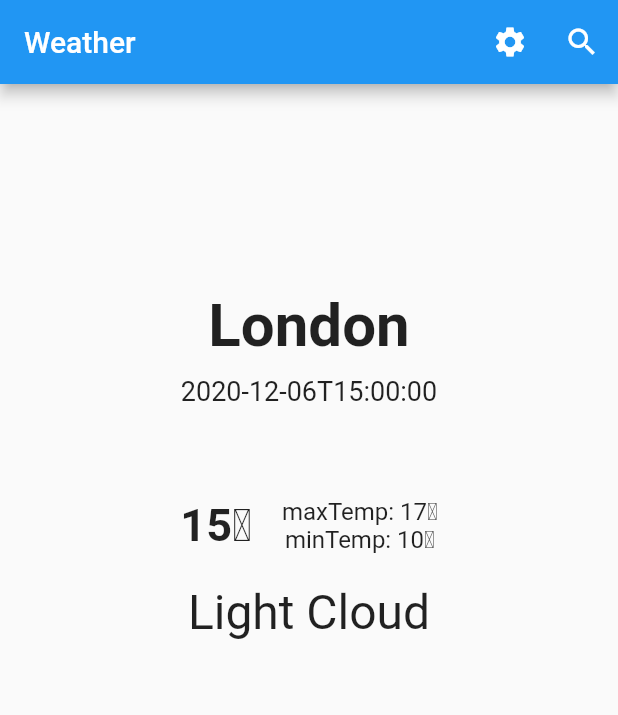
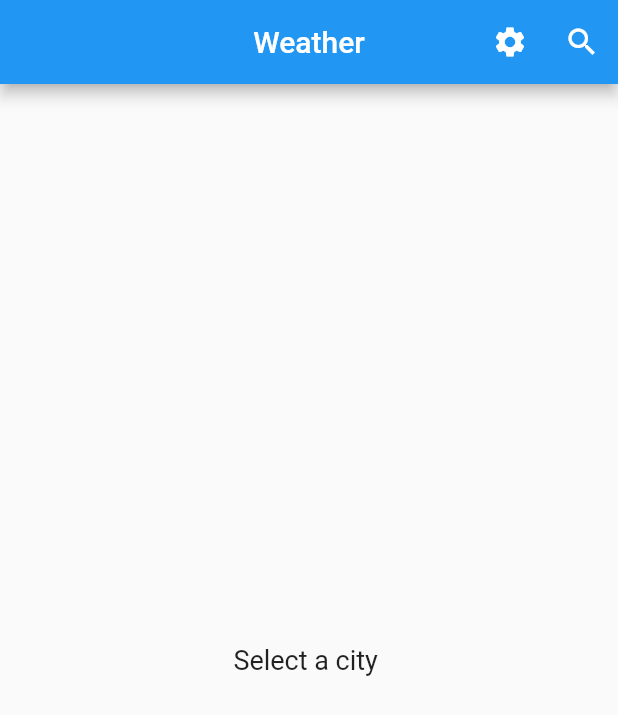
Before and after one commit to kicok/cubit_and_bloc6__simplified_weather_app, a Flutter app: the screen it shows after launch, on a phone screen of 412 x 824 dp. Shown: the top 715 px of the screen. Run offline on Flutter 3.47's test engine with Material 2 defaults, Android fonts, the phone set to English and light mode, and no system bars; our stand-ins replace equatable, flutter_bloc.

Commit message:
Applying Weather Cubit to UI

```diff
--- /dev/null
+++ b/flutter_weather_cubit6/lib/cubits/weather_cubit.dart
@@ -0,0 +1,61 @@
+import 'package:equatable/equatable.dart';
+import 'package:flutter_bloc/flutter_bloc.dart';
+
+import '../repositories/weather_repository.dart';
+import '../models/weather.dart';
+
+class WeatherState extends Equatable {
+  final bool loading;
+  final Weather weather;
+  final String error;
+
+  WeatherState({
+    this.loading,
+    this.weather,
+    this.error,
+  });
+
+  // Immutable 을 위한 JS의 Spread Operator와 비슷한
+  // 아래와 같은 방식으로 Immutable 을 유지하기 때문에 time travel debugging이 가능
+  WeatherState copyWith({
+    bool loading,
+    Weather weather,
+    String error,
+  }) {
+    return WeatherState(
+      loading: loading ?? this.loading,
+      weather: weather ?? this.weather,
+      error: error ?? this.error,
+    );
+  }
+
+  @override
+  List<Object> get props => [loading, weather, error];
+}
+
+class WeatherCubit extends Cubit<WeatherState> {
+  final WeatherRepository weatherRepository;
+
+  static WeatherState initialWeatherState = WeatherState();
+  WeatherCubit({this.weatherRepository}) : super(initialWeatherState);
+
+  void fetchWeather(String city) async {
+    emit(state.copyWith(loading: true));
+
+    try {
+      final Weather weather = await weatherRepository.getWeather(city);
+      print('weather in WeatherCubit : ${weather.toJson()}');
+
+      emit(state.copyWith(
+        loading: false,
+        weather: weather,
+        error: null,
+      ));
+    } catch (_) {
+      emit(state.copyWith(
+        loading: false,
+        error: 'Can not fetch the weather of the $city',
+      ));
+    }
+  }
+}
--- a/flutter_weather_cubit6/lib/main.dart
+++ b/flutter_weather_cubit6/lib/main.dart
@@ -1,21 +1,45 @@
 import 'package:flutter/material.dart';
+import 'package:flutter_bloc/flutter_bloc.dart';
+import 'package:flutter_weather_cubit6/cubits/weather_cubit.dart';
+import 'package:flutter_weather_cubit6/repositories/weather_api_client.dart';
+import 'package:flutter_weather_cubit6/repositories/weather_repository.dart';
+import 'package:http/http.dart' as http;
 
+import 'simple_cubit_observer.dart';
 import 'pages/home_page.dart';
 
 void main() {
-  runApp(MyApp());
+  Bloc.observer = SimpleCubitObserver();
+  final WeatherRepository weatherRepository = WeatherRepository(
+    weatherApiClient: WeatherApiClient(
+      httpClient: http.Client(),
+    ),
+  );
+  runApp(MyApp(weatherRepository: weatherRepository));
 }
 
 class MyApp extends StatelessWidget {
+  final WeatherRepository weatherRepository;
+
+  const MyApp({Key key, this.weatherRepository}) : super(key: key);
+
   @override
   Widget build(BuildContext context) {
-    return MaterialApp(
-      title: 'Flutter Demo',
-      theme: ThemeData(
-        primarySwatch: Colors.blue,
-        visualDensity: VisualDensity.adaptivePlatformDensity,
+    return MultiBlocProvider(
+      providers: [
+        BlocProvider<WeatherCubit>(
+          create: (context) =>
+              WeatherCubit(weatherRepository: weatherRepository),
+        ),
+      ],
+      child: MaterialApp(
+        title: 'Flutter Demo',
+        theme: ThemeData(
+          primarySwatch: Colors.blue,
+          visualDensity: VisualDensity.adaptivePlatformDensity,
+        ),
+        home: HomePage(),
       ),
-      home: HomePage(),
     );
   }
 }
--- a/flutter_weather_cubit6/lib/pages/home_page.dart
+++ b/flutter_weather_cubit6/lib/pages/home_page.dart
@@ -1,4 +1,7 @@
 import 'package:flutter/material.dart';
+import 'package:flutter_bloc/flutter_bloc.dart';
+import 'package:flutter_weather_cubit6/cubits/weather_cubit.dart';
+import 'package:flutter_weather_cubit6/models/weather.dart';
 import 'package:http/http.dart' as http;
 
 import '../repositories/weather_api_client.dart';
@@ -14,27 +17,14 @@ class HomePage extends StatefulWidget {
 class _HomePageState extends State<HomePage> {
   @override
   void initState() {
-    getWeather();
     super.initState();
-  }
-
-  getWeather() async {
-    try {
-      final weatherRespository = WeatherRepository(
-        weatherApiClient: WeatherApiClient(httpClient: http.Client()),
-      );
-
-      final weather = await weatherRespository.getWeather('seoul');
-      print('weather in seoul : ${weather.toJson()}');
-    } catch (err) {
-      print(err);
-    }
   }
 
   @override
   Widget build(BuildContext context) {
     return Scaffold(
       appBar: AppBar(
+        centerTitle: true,
         title: Text('Weather'),
         actions: [
           IconButton(
@@ -62,16 +52,40 @@ class _HomePageState extends State<HomePage> {
                   },
                 ),
               );
-                print('city: $city');
+              print(city);
+              if (city != null) {
+                BlocProvider.of<WeatherCubit>(context).fetchWeather(city);
+              }
             },
           ),
         ],
       ),
-        body: ListView(
+      body: BlocConsumer<WeatherCubit, WeatherState>(
+        listener: (context, state) {},
+        builder: (context, state) {
+          if (state == WeatherCubit.initialWeatherState) {
+            return Center(
+              child: Text(
+                'Select a city ',
+                style: TextStyle(fontSize: 18),
+              ),
+            );
+          }
+
+          if (state.loading) {
+            return Center(
+              child: CircularProgressIndicator(),
+            );
+          }
+
+          if (state.weather != null) {
+            return RefreshIndicator(
+              onRefresh: () {},
+              child: ListView(
                 children: [
                   SizedBox(height: MediaQuery.of(context).size.height / 6),
                   Text(
-              'London',
+                    state.weather.city,
                     textAlign: TextAlign.center,
                     style: TextStyle(
                       fontSize: 40,
@@ -80,7 +94,7 @@ class _HomePageState extends State<HomePage> {
                   ),
                   SizedBox(height: 10),
                   Text(
-              '2020-12-06T15:00:00',
+                    '${TimeOfDay.fromDateTime(state.weather.lastUpdated).format(context)}',
                     textAlign: TextAlign.center,
                     style: TextStyle(fontSize: 18.0),
                   ),
@@ -89,7 +103,7 @@ class _HomePageState extends State<HomePage> {
                     mainAxisAlignment: MainAxisAlignment.center,
                     children: [
                       Text(
-                  '15℃',
+                        '${state.weather.theTemp.toStringAsFixed(2)}℃',
                         style: TextStyle(
                           fontSize: 30,
                           fontWeight: FontWeight.bold,
@@ -99,11 +113,11 @@ class _HomePageState extends State<HomePage> {
                       Column(
                         children: [
                           Text(
-                      'maxTemp: 17℃',
+                            'Max: ${state.weather.maxTemp.toStringAsFixed(2)}℃',
                             style: TextStyle(fontSize: 16.0),
                           ),
                           Text(
-                      'minTemp: 10℃',
+                            'Min: ${state.weather.minTemp.toStringAsFixed(2)}℃',
                             style: TextStyle(fontSize: 16.0),
                           ),
                         ],
@@ -112,13 +126,27 @@ class _HomePageState extends State<HomePage> {
                   ),
                   SizedBox(height: 20.0),
                   Text(
-              'Light Cloud',
+                    '${state.weather.weatherStateName}',
                     textAlign: TextAlign.center,
                     style: TextStyle(
                       fontSize: 32,
                     ),
                   )
                 ],
-        ));
+              ),
+            );
+          }
+          return Center(
+            child: Text(
+              state.error,
+              style: TextStyle(
+                fontSize: 18,
+                color: Colors.red,
+              ),
+            ),
+          );
+        },
+      ),
+    );
   }
 }
--- /dev/null
+++ b/flutter_weather_cubit6/lib/simple_cubit_observer.dart
@@ -0,0 +1,15 @@
+import 'package:flutter_bloc/flutter_bloc.dart';
+
+class SimpleCubitObserver extends BlocObserver {
+  @override
+  void onChange(Cubit cubit, Change change) {
+    print('${cubit.runtimeType}, $change');
+    super.onChange(cubit, change);
+  }
+
+  @override
+  void onError(Cubit cubit, Object error, StackTrace stackTrace) {
+    print('onError ${cubit.runtimeType}, $error, $stackTrace');
+    super.onError(cubit, error, stackTrace);
+  }
+}
```
Lines whose indentation alone changed are shown as unchanged.
